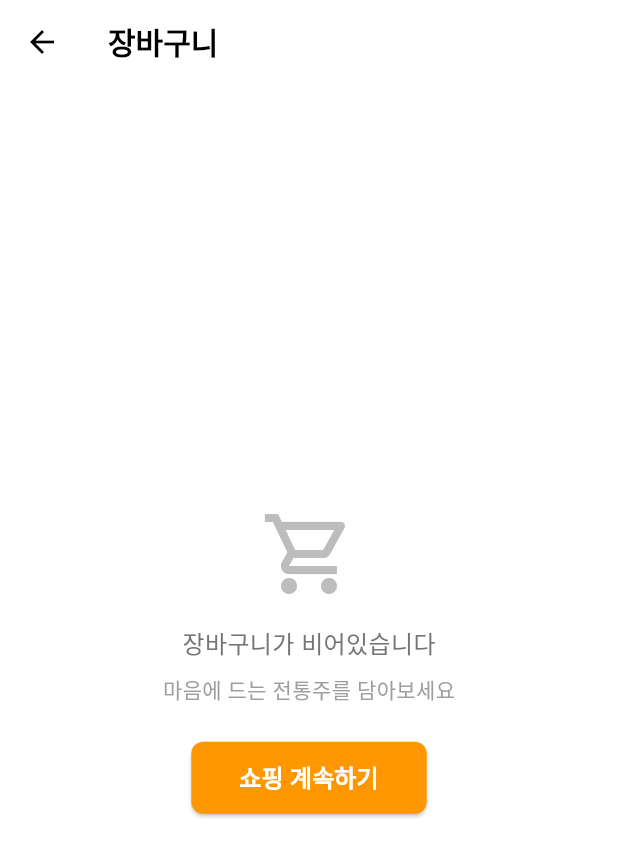
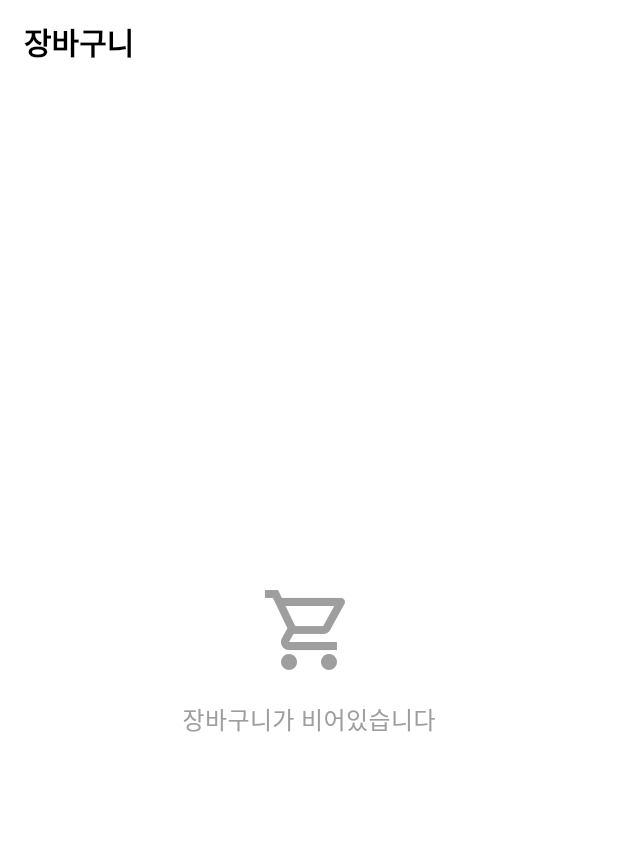
Before and after one commit to moveonha/OP, a Flutter app: the CartScreen screen opened by its route, on a phone screen of 412 x 824 dp. Shown: the top 857 px of the screen. Run offline on Flutter 3.47's test engine with Material 3 defaults, Android fonts, the phone set to English and light mode, and no system bars; our stand-ins replace supabase_flutter; accounts and stored records are empty.

Commit message:
Optimizing_UI

```diff
--- a/lib/main.dart
+++ b/lib/main.dart
@@ -85,7 +85,7 @@ class MyApp extends StatelessWidget {
           '/login': (context) => const LoginScreen(),
           '/signup': (context) => const SignUpScreen(),
           '/cart': (context) => const CartScreen(),
-          '/profile': (context) => const ProfileScreen(),
+          '/my-info': (context) => const ProfileScreen(),
           '/taste-test': (context) => const TasteTestScreen(),
         },
         onGenerateRoute: (settings) {
--- a/lib/screens/cart_screen.dart
+++ b/lib/screens/cart_screen.dart
@@ -1,76 +1,38 @@
+// lib/screens/cart_screen.dart
+
 import 'package:flutter/material.dart';
 import 'package:provider/provider.dart';
 import '../providers/cart_provider.dart';
 import '../widgets/cart_item_widget.dart';
 
 class CartScreen extends StatelessWidget {
-  const CartScreen({super.key});
+  const CartScreen({Key? key}) : super(key: key);
 
   @override
   Widget build(BuildContext context) {
     return Scaffold(
       appBar: AppBar(
-        title: const Text(
-          '장바구니',
-          style: TextStyle(
-            fontWeight: FontWeight.bold,
-          ),
-        ),
-        backgroundColor: Colors.white,
-        elevation: 0,
-        foregroundColor: Colors.black,
+        title: const Text('장바구니'),
+        automaticallyImplyLeading: false,
       ),
       body: Consumer<CartProvider>(
-        builder: (context, cart, child) {
+        builder: (ctx, cart, child) {
           if (cart.items.isEmpty) {
-            return Center(
+            return const Center(
               child: Column(
                 mainAxisAlignment: MainAxisAlignment.center,
                 children: [
                   Icon(
                     Icons.shopping_cart_outlined,
                     size: 64,
-                    color: Colors.grey[400],
+                    color: Colors.grey,
                   ),
-                  const SizedBox(height: 16),
+                  SizedBox(height: 16),
                   Text(
                     '장바구니가 비어있습니다',
                     style: TextStyle(
+                      color: Colors.grey,
                       fontSize: 16,
-                      color: Colors.grey[600],
-                      fontWeight: FontWeight.w500,
-                    ),
-                  ),
-                  const SizedBox(height: 8),
-                  Text(
-                    '마음에 드는 전통주를 담아보세요',
-                    style: TextStyle(
-                      fontSize: 14,
-                      color: Colors.grey[500],
-                    ),
-                  ),
-                  const SizedBox(height: 24),
-                  ElevatedButton(
-                    onPressed: () {
-                      Navigator.of(context).pushReplacementNamed('/');
-                    },
-                    style: ElevatedButton.styleFrom(
-                      backgroundColor: Colors.orange,
-                      foregroundColor: Colors.white,
-                      padding: const EdgeInsets.symmetric(
-                        horizontal: 32,
-                        vertical: 12,
-                      ),
-                      shape: RoundedRectangleBorder(
-                        borderRadius: BorderRadius.circular(8),
-                      ),
-                    ),
-                    child: const Text(
-                      '쇼핑 계속하기',
-                      style: TextStyle(
-                        fontSize: 16,
-                        fontWeight: FontWeight.bold,
-                      ),
                     ),
                   ),
                 ],
@@ -82,12 +44,20 @@ class CartScreen extends StatelessWidget {
             children: [
               Expanded(
                 child: ListView.builder(
-                  padding: const EdgeInsets.all(16),
                   itemCount: cart.items.length,
-                  itemBuilder: (ctx, i) => CartItemWidget(
-                    item: cart.items.values.toList()[i],
-                    productId: cart.items.keys.toList()[i],
-                  ),
+                  itemBuilder: (ctx, i) {
+                    final cartItem = cart.items.values.toList()[i];
+                    final productId = cart.items.keys.toList()[i];
+                    return CartItemWidget(
+                      key: ValueKey(cartItem.id),
+                      id: cartItem.id,
+                      productId: productId,
+                      title: cartItem.title,
+                      quantity: cartItem.quantity,
+                      price: cartItem.price,
+                      imageUrl: cartItem.imageUrl,
+                    );
+                  },
                 ),
               ),
               Container(
@@ -96,94 +66,50 @@ class CartScreen extends StatelessWidget {
                   color: Colors.white,
                   boxShadow: [
                     BoxShadow(
-                      color: Colors.black.withOpacity(0.05),
-                      offset: const Offset(0, -4),
-                      blurRadius: 8,
+                      color: Colors.grey.withOpacity(0.2),
+                      spreadRadius: 1,
+                      blurRadius: 4,
+                      offset: const Offset(0, -1),
                     ),
                   ],
                 ),
                 child: SafeArea(
-                  child: Column(
+                  child: Row(
+                    mainAxisAlignment: MainAxisAlignment.spaceBetween,
+                    children: [
+                      Column(
+                        crossAxisAlignment: CrossAxisAlignment.start,
                         mainAxisSize: MainAxisSize.min,
                         children: [
-                      Row(
-                        mainAxisAlignment: MainAxisAlignment.spaceBetween,
-                        children: [
                           const Text(
-                            '총 상품금액',
+                            '총 금액',
                             style: TextStyle(
+                              color: Colors.grey,
                               fontSize: 14,
-                              color: Colors.grey,
                             ),
                           ),
                           Text(
-                            '₩${cart.totalAmount.toStringAsFixed(0)}',
+                            '${cart.totalAmount.toStringAsFixed(0)}원',
                             style: const TextStyle(
-                              fontSize: 14,
-                              fontWeight: FontWeight.w500,
+                              fontSize: 20,
+                              fontWeight: FontWeight.bold,
                             ),
                           ),
                         ],
                       ),
-                      const SizedBox(height: 4),
-                      Row(
-                        mainAxisAlignment: MainAxisAlignment.spaceBetween,
-                        children: [
-                          const Text(
-                            '배송비',
-                            style: TextStyle(
-                              fontSize: 14,
-                              color: Colors.grey,
-                            ),
-                          ),
-                          Text(
-                            cart.totalAmount >= 50000 ? '무료' : '₩3,000',
-                            style: const TextStyle(
-                              fontSize: 14,
-                              fontWeight: FontWeight.w500,
-                            ),
-                          ),
-                        ],
-                      ),
-                      const Padding(
-                        padding: EdgeInsets.symmetric(vertical: 8),
-                        child: Divider(),
-                      ),
-                      Row(
-                        mainAxisAlignment: MainAxisAlignment.spaceBetween,
-                        children: [
-                          const Text(
-                            '결제 예정금액',
-                            style: TextStyle(
-                              fontSize: 16,
-                              fontWeight: FontWeight.bold,
-                            ),
-                          ),
-                          Text(
-                            '₩${(cart.totalAmount + (cart.totalAmount >= 50000 ? 0 : 3000)).toStringAsFixed(0)}',
-                            style: const TextStyle(
-                              fontSize: 20,
-                              fontWeight: FontWeight.bold,
-                              color: Colors.orange,
-                            ),
-                          ),
-                        ],
-                      ),
-                      const SizedBox(height: 16),
-                      SizedBox(
-                        width: double.infinity,
-                        child: ElevatedButton(
-                          onPressed: cart.totalAmount <= 0 ? null : () {
-                            // 주문 처리 로직
+                      ElevatedButton(
+                        onPressed: cart.items.isEmpty
+                            ? null
+                            : () {
+                                // TODO: 주문 처리 로직 구현
                               },
                         style: ElevatedButton.styleFrom(
+                          padding: const EdgeInsets.symmetric(
+                            horizontal: 32,
+                            vertical: 16,
+                          ),
                           backgroundColor: Colors.orange,
                           foregroundColor: Colors.white,
-                            padding: const EdgeInsets.symmetric(vertical: 16),
-                            shape: RoundedRectangleBorder(
-                              borderRadius: BorderRadius.circular(8),
-                            ),
-                            disabledBackgroundColor: Colors.grey[300],
                         ),
                         child: const Text(
                           '주문하기',
@@ -193,17 +119,6 @@ class CartScreen extends StatelessWidget {
                           ),
                         ),
                       ),
-                      ),
-                      if (cart.totalAmount < 50000) ...[
-                        const SizedBox(height: 8),
-                        Text(
-                          '${(50000 - cart.totalAmount).toStringAsFixed(0)}원 더 구매 시 무료배송',
-                          style: const TextStyle(
-                            fontSize: 12,
-                            color: Colors.orange,
-                          ),
-                        ),
-                      ],
                     ],
                   ),
                 ),
--- a/lib/screens/profile_screen.dart
+++ b/lib/screens/profile_screen.dart
@@ -12,7 +12,8 @@ class ProfileScreen extends StatelessWidget {
   Widget build(BuildContext context) {
     return Scaffold(
       appBar: AppBar(
-        title: const Text('마이페이지'),
+        title: const Text('내 정보'),
+        automaticallyImplyLeading: false,
         backgroundColor: Colors.white,
         elevation: 0,
         foregroundColor: Colors.black,
```
Also changed, not shown: lib/screens/home_screen.dart (+3 -12 lines), lib/widgets/cart_item_widget.dart (+20 -13 lines), lib/widgets/product_card.dart (line endings or trailing spaces). Lines whose indentation alone changed are shown as unchanged.
